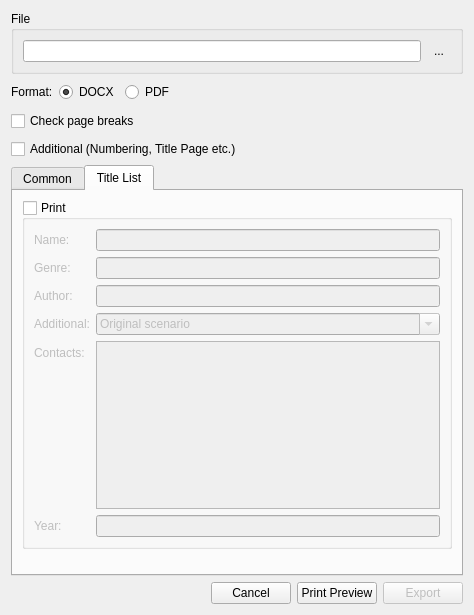
Above: src/bin/Scenarist/UserInterfaceLayer/Export/ExportDialog.ui from dimkanovikov/KITScenarist before the change. Below: the same form after it.
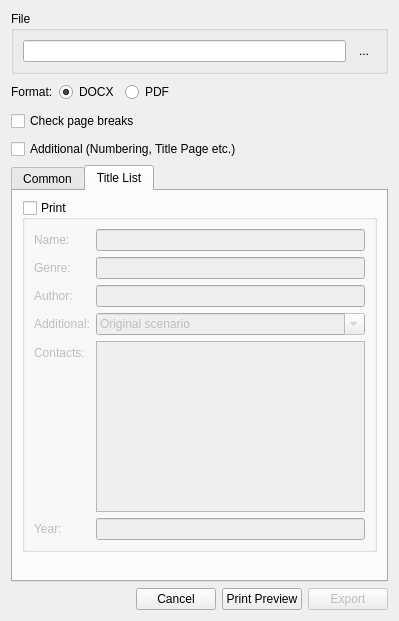
That is the form after the change. Icons and pictures are not drawn. Custom widgets are drawn as their Qt base class.

Commit message: Improove dialog buttons and help labels

```diff
--- a/src/bin/Scenarist/UserInterfaceLayer/Export/ExportDialog.ui
+++ b/src/bin/Scenarist/UserInterfaceLayer/Export/ExportDialog.ui
@@ -6,8 +6,8 @@
    <rect>
     <x>0</x>
     <y>0</y>
-    <width>474</width>
-    <height>615</height>
+    <width>399</width>
+    <height>621</height>
    </rect>
   </property>
   <property name="windowTitle">
@@ -321,7 +321,7 @@
              <bool>true</bool>
             </property>
             <property name="currentText">
-             <string/>
+             <string>Original scenario</string>
             </property>
             <item>
              <property name="text">
@@ -461,6 +461,13 @@
    </item>
   </layout>
  </widget>
+ <customwidgets>
+  <customwidget>
+   <class>ToolTipLabel</class>
+   <extends>QLabel</extends>
+   <header location="global">3rd_party/Widgets/ToolTipLabel/ToolTipLabel.h</header>
+  </customwidget>
+ </customwidgets>
  <tabstops>
   <tabstop>file</tabstop>
   <tabstop>browseFile</tabstop>
```
Left out of the diff: 295 changed lines with no effect on the pictures. The commit also changes 9 other files.
